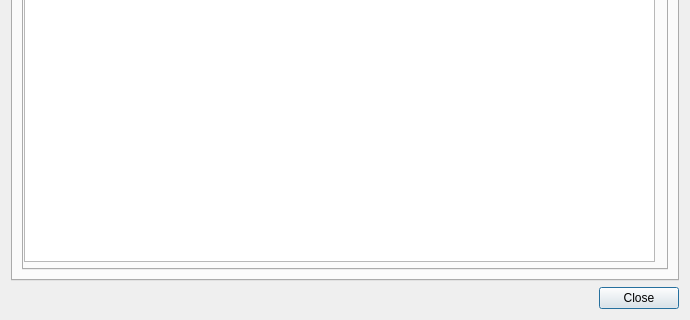
Above: DatabaseProjectMartialArts/ranking.ui from GabrielDinca25/BDPROJECT before the change; both pictures show x 0 to 690 and y 191 to 511 of the 690 by 511 pixel window. Below: the same form after it.
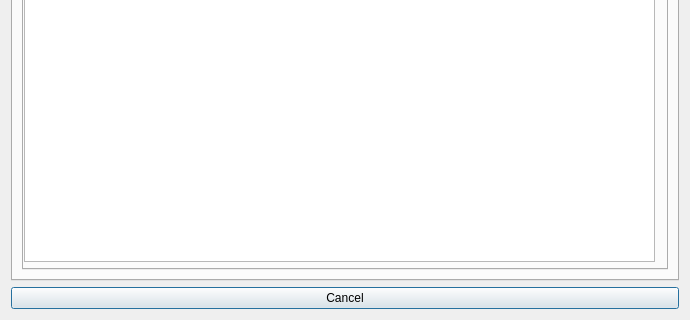
That is the form after the change.

Commit message: Added Show Rankings functionality from local db (remote not working)

The edit to the form file:
```diff
--- a/DatabaseProjectMartialArts/ranking.ui
+++ b/DatabaseProjectMartialArts/ranking.ui
@@ -16,25 +16,6 @@
   <layout class="QVBoxLayout" name="verticalLayout">
    <item>
     <layout class="QGridLayout" name="gridLayout">
-     <item row="2" column="0">
-      <widget class="QDialogButtonBox" name="buttonBox">
-       <property name="sizePolicy">
-        <sizepolicy hsizetype="Fixed" vsizetype="Fixed">
-         <horstretch>0</horstretch>
-         <verstretch>0</verstretch>
-        </sizepolicy>
-       </property>
-       <property name="layoutDirection">
-        <enum>Qt::RightToLeft</enum>
-       </property>
-       <property name="orientation">
-        <enum>Qt::Horizontal</enum>
-       </property>
-       <property name="standardButtons">
-        <set>QDialogButtonBox::Close</set>
-       </property>
-      </widget>
-     </item>
      <item row="1" column="0">
       <widget class="QTabWidget" name="tabWidget">
        <property name="currentIndex">
@@ -563,6 +544,16 @@
        </widget>
       </widget>
      </item>
+     <item row="3" column="0">
+      <widget class="QPushButton" name="Cancel">
+       <property name="layoutDirection">
+        <enum>Qt::RightToLeft</enum>
+       </property>
+       <property name="text">
+        <string>Cancel</string>
+       </property>
+      </widget>
+     </item>
     </layout>
    </item>
   </layout>
```
Left out of the diff: 35 changed lines with no effect on the pictures. The commit also changes 7 other files.
